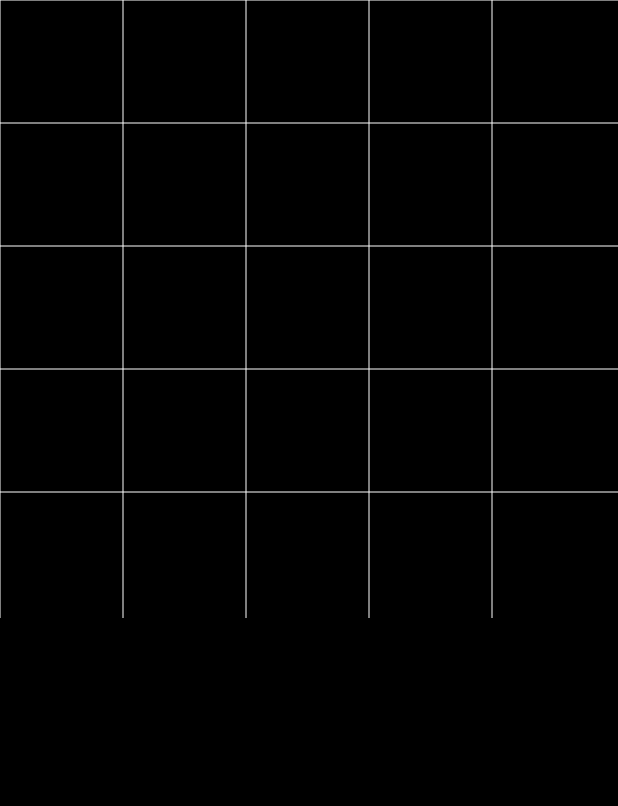
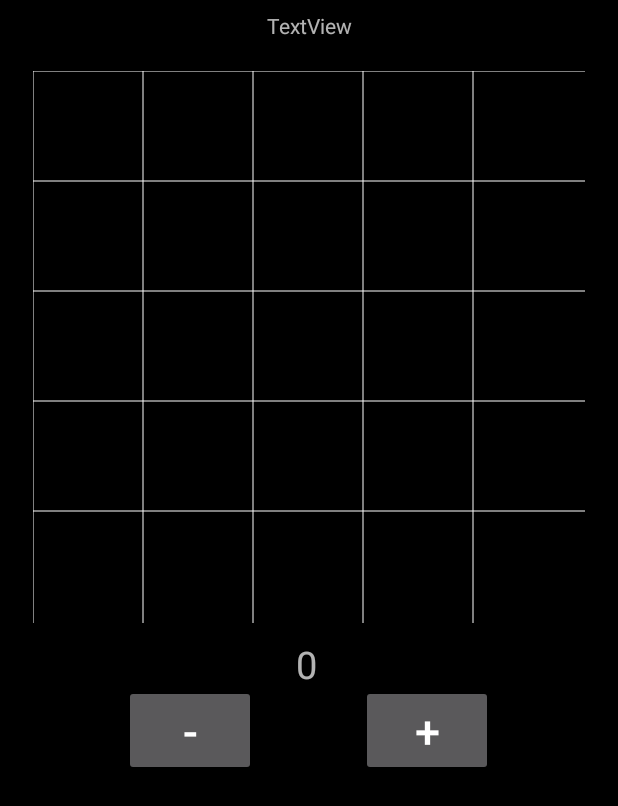
Before and after one commit to lock14/alarming, an Android app: the layout activity_falling_shapes_objective.xml on its own in the app's theme, with its tools: preview values and no code run, on a phone screen of 412 x 824 dp. Shown: the top 806 px of the screen. Run offline under Robolectric (Android 15) with nearby library versions, the phone set to English and light mode, and no system bars.

```diff
--- a/app/src/main/java/cs371m/alarming/FallingShapesBoard.java
+++ b/app/src/main/java/cs371m/alarming/FallingShapesBoard.java
@@ -92,7 +92,7 @@ public class FallingShapesBoard extends View {
         int cellHeight = boardHeight / mRows;
         for (int i = 0; i < shapesGrid.length; ++i) {
             for (int j = 0; j < shapesGrid[0].length; ++j) {
-                int x = ((cellWidth * j) - (cellWidth/2));
+                int x = ((cellWidth * (j+1)) - (cellWidth/2));
                 int y = (cellHeight * i) + (cellHeight/2);
                 drawShape(canvas, x, y, shapesGrid[i][j]);
             }
--- a/app/src/main/java/cs371m/alarming/FallingShapesTaskBundle.java
+++ b/app/src/main/java/cs371m/alarming/FallingShapesTaskBundle.java
@@ -7,4 +7,10 @@ package cs371m.alarming;
 public class FallingShapesTaskBundle {
     public FallingShapesBoard mFallingShapesBoard;
     public FallingShapes mFallingsShapes;
+    public int mNumberOfFalls;
+    public int mNFalls;
+    public FallingShapesObjective mFallingShapesObjective;
+    public int mNumSquares;
+    public int mNumTriangles;
+    public int mNumCircles;
 }
--- a/app/src/main/res/layout/activity_falling_shapes_objective.xml
+++ b/app/src/main/res/layout/activity_falling_shapes_objective.xml
@@ -1,13 +1,66 @@
 <?xml version="1.0" encoding="utf-8"?>
-<LinearLayout xmlns:android="http://schemas.android.com/apk/res/android"
+<android.support.constraint.ConstraintLayout xmlns:android="http://schemas.android.com/apk/res/android"
+    xmlns:app="http://schemas.android.com/apk/res-auto"
+    xmlns:tools="http://schemas.android.com/tools"
     android:orientation="vertical" android:layout_width="match_parent"
     android:layout_height="match_parent"
     android:weightSum="1">
 
     <cs371m.alarming.FallingShapesBoard
         android:id="@+id/falling_shapes_board"
-        android:layout_width="match_parent"
-        android:layout_height="100dp"
-        android:layout_weight="0.72" />
+        android:layout_width="368dp"
+        android:layout_height="384dp"
+        app:layout_constraintLeft_toLeftOf="parent"
+        app:layout_constraintRight_toRightOf="parent"
+        android:layout_marginTop="8dp"
+        app:layout_constraintTop_toBottomOf="@+id/count_shapes_title" />
 
-</LinearLayout>
+    <Button
+        android:id="@+id/plus"
+        android:layout_width="wrap_content"
+        android:layout_height="wrap_content"
+        android:layout_marginTop="0dp"
+        android:text="+"
+        android:textSize="30dp"
+        app:layout_constraintHorizontal_bias="0.743"
+        app:layout_constraintLeft_toLeftOf="parent"
+        app:layout_constraintRight_toRightOf="parent"
+        app:layout_constraintTop_toBottomOf="@+id/shapes_counter" />
+
+    <Button
+        android:id="@+id/minus"
+        android:layout_width="wrap_content"
+        android:layout_height="wrap_content"
+        android:layout_marginTop="0dp"
+        android:text="-"
+        android:textSize="30dp"
+        app:layout_constraintHorizontal_bias="0.256"
+        app:layout_constraintLeft_toLeftOf="parent"
+        app:layout_constraintRight_toRightOf="parent"
+        app:layout_constraintTop_toBottomOf="@+id/shapes_counter" />
+
+    <TextView
+        android:id="@+id/count_shapes_title"
+        android:layout_width="232dp"
+        android:layout_height="32dp"
+        android:layout_marginTop="7dp"
+        android:text="TextView"
+        android:textAlignment="center"
+        app:layout_constraintLeft_toLeftOf="parent"
+        app:layout_constraintRight_toRightOf="parent"
+        app:layout_constraintTop_toTopOf="parent" />
+
+    <TextView
+        android:id="@+id/shapes_counter"
+        android:layout_width="53dp"
+        android:layout_height="31dp"
+        android:layout_marginTop="10dp"
+        android:text="0"
+        android:textAlignment="center"
+        android:textSize="25dp"
+        app:layout_constraintHorizontal_bias="0.495"
+        app:layout_constraintLeft_toLeftOf="parent"
+        app:layout_constraintRight_toRightOf="parent"
+        app:layout_constraintTop_toBottomOf="@+id/falling_shapes_board" />
+
+</android.support.constraint.ConstraintLayout>
```
Also changed, not shown: app/src/main/java/cs371m/alarming/FallingShapes.java (+40 -2 lines), app/src/main/java/cs371m/alarming/FallingShapesObjective.java (+28 -5 lines), app/src/main/java/cs371m/alarming/FallingShapesTask.java (+24 -3 lines), app/src/main/java/cs371m/alarming/MainActivity.java (deleted, +0 -435 lines).
